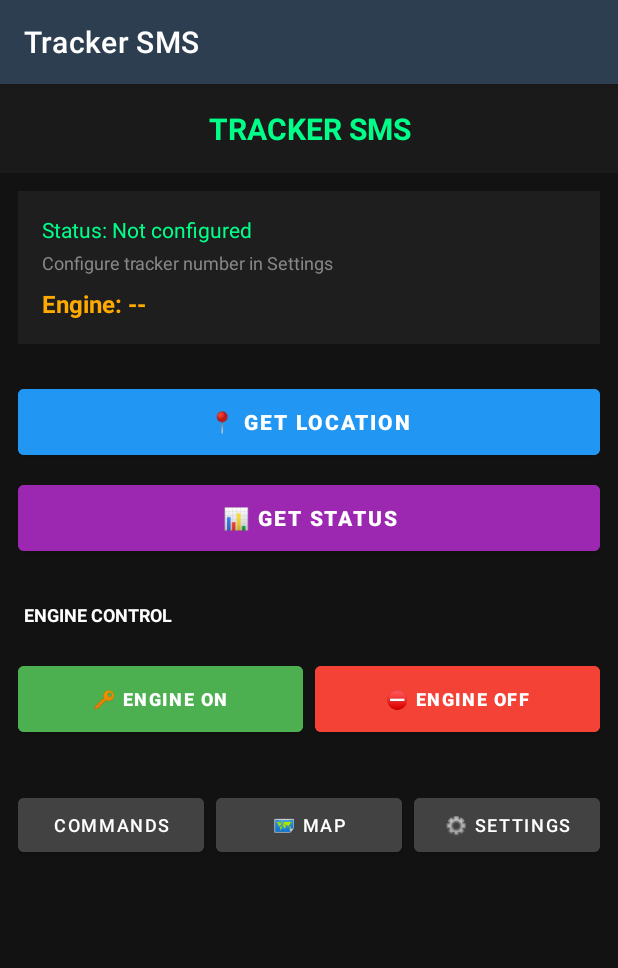
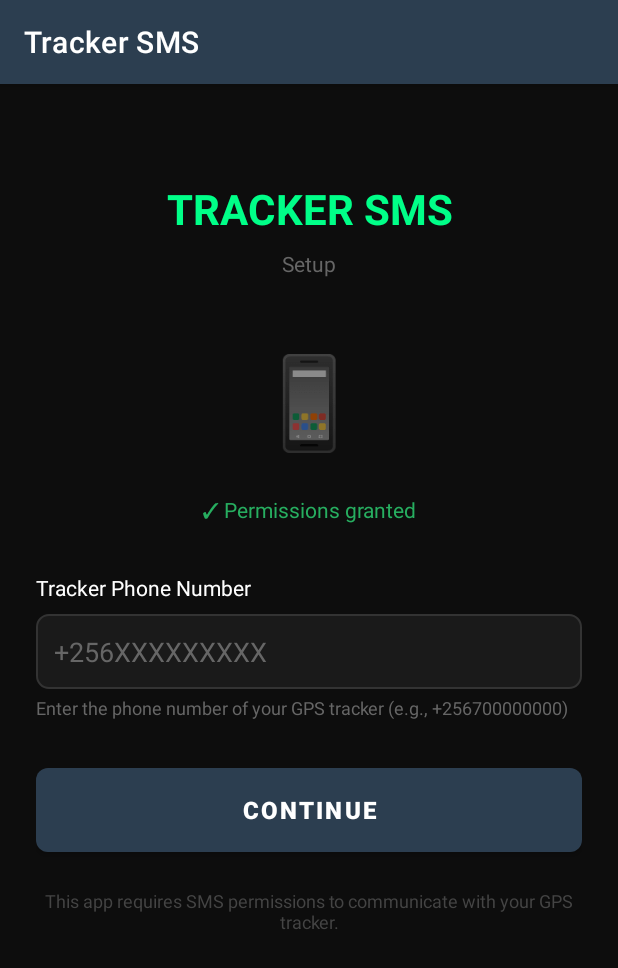
Before and after one commit to vandobeta/fleet-management, an Android app: the screen it shows after launch (MainActivity before the commit, SetupActivity after it), on a phone screen of 412 x 824 dp. Shown: the top 968 px of the screen. Run offline under Robolectric (Android 15) with nearby library versions, the phone set to English and light mode, and no system bars.

Commit message:
Add setup screen, navigate button, new UI

```diff
--- a/tracker-app/src/main/AndroidManifest.xml
+++ b/tracker-app/src/main/AndroidManifest.xml
@@ -15,13 +15,17 @@
         android:theme="@style/Theme.TrackerApp">
 
         <activity
-            android:name=".ui.main.MainActivity"
+            android:name=".ui.setup.SetupActivity"
             android:exported="true">
             <intent-filter>
                 <action android:name="android.intent.action.MAIN" />
                 <category android:name="android.intent.category.LAUNCHER" />
             </intent-filter>
         </activity>
+
+        <activity
+            android:name=".ui.main.MainActivity"
+            android:exported="false" />
 
         <activity
             android:name=".ui.map.MapActivity"
--- /dev/null
+++ b/tracker-app/src/main/java/com/tracker/app/ui/setup/SetupActivity.kt
@@ -0,0 +1,104 @@
+package com.tracker.app.ui.setup
+
+import android.Manifest
+import android.content.Intent
+import android.content.pm.PackageManager
+import android.os.Bundle
+import android.widget.Button
+import android.widget.EditText
+import android.widget.TextView
+import android.widget.Toast
+import androidx.appcompat.app.AppCompatActivity
+import androidx.core.app.ActivityCompat
+import androidx.core.content.ContextCompat
+import com.tracker.app.R
+import com.tracker.app.ui.main.MainActivity
+import com.tracker.app.utils.SmsManager
+
+class SetupActivity : AppCompatActivity() {
+
+    private lateinit var phoneInput: EditText
+    private lateinit var continueBtn: Button
+    private lateinit var statusText: TextView
+
+    private val REQUIRED_PERMISSIONS = arrayOf(
+        Manifest.permission.SEND_SMS,
+        Manifest.permission.READ_SMS,
+        Manifest.permission.RECEIVE_SMS
+    )
+
+    override fun onCreate(savedInstanceState: Bundle?) {
+        super.onCreate(savedInstanceState)
+        setContentView(R.layout.activity_setup)
+
+        initViews()
+        checkPermissions()
+    }
+
+    private fun initViews() {
+        phoneInput = findViewById(R.id.phone_input)
+        continueBtn = findViewById(R.id.btn_continue)
+        statusText = findViewById(R.id.status_text)
+
+        continueBtn.setOnClickListener {
+            saveAndContinue()
+        }
+    }
+
+    private fun checkPermissions() {
+        val missing = REQUIRED_PERMISSIONS.filter {
+            ContextCompat.checkSelfPermission(this, it) != PackageManager.PERMISSION_GRANTED
+        }
+
+        if (missing.isNotEmpty()) {
+            statusText.text = "Permissions required"
+            ActivityCompat.requestPermissions(this, missing.toTypedArray(), 100)
+        } else {
+            statusText.text = "✓ Permissions granted"
+            statusText.setTextColor(ContextCompat.getColor(this, R.color.green))
+        }
+    }
+
+    override fun onRequestPermissionsResult(
+        requestCode: Int,
+        permissions: Array<out String>,
+        grantResults: IntArray
+    ) {
+        super.onRequestPermissionsResult(requestCode, permissions, grantResults)
+        if (requestCode == 100) {
+            val allGranted = grantResults.all { it == PackageManager.PERMISSION_GRANTED }
+            if (allGranted) {
+                statusText.text = "✓ Permissions granted"
+                statusText.setTextColor(ContextCompat.getColor(this, R.color.green))
+            } else {
+                statusText.text = "Permissions required - please grant"
+                statusText.setTextColor(ContextCompat.getColor(this, R.color.red))
+                Toast.makeText(this, "Permissions required for SMS", Toast.LENGTH_LONG).show()
+            }
+        }
+    }
+
+    private fun saveAndContinue() {
+        val phone = phoneInput.text.toString().trim()
+
+        if (phone.isEmpty()) {
+            Toast.makeText(this, "Enter tracker phone number", Toast.LENGTH_SHORT).show()
+            return
+        }
+
+        // Save tracker number
+        val smsManager = SmsManager(this)
+        smsManager.saveTrackerNumber(phone)
+
+        // Save default location (Kampala)
+        val prefs = getSharedPreferences("tracker_prefs", MODE_PRIVATE)
+        prefs.edit()
+            .putString("default_lat", "0.3476")
+            .putString("default_lng", "32.5825")
+            .putBoolean("setup_complete", true)
+            .apply()
+
+        startActivity(Intent(this, MainActivity::class.java))
+        finish()
+    }
+}
--- /dev/null
+++ b/tracker-app/src/main/res/drawable/btn_bg.xml
@@ -0,0 +1,6 @@
+<?xml version="1.0" encoding="utf-8"?>
+<shape xmlns:android="http://schemas.android.com/apk/res/android"
+    android:shape="rectangle">
+    <solid android:color="#2196F3"/>
+    <corners android:radius="8dp"/>
+</shape>
--- /dev/null
+++ b/tracker-app/src/main/res/drawable/btn_bg_blue.xml
@@ -0,0 +1,6 @@
+<?xml version="1.0" encoding="utf-8"?>
+<shape xmlns:android="http://schemas.android.com/apk/res/android"
+    android:shape="rectangle">
+    <solid android:color="#2196F3"/>
+    <corners android:radius="8dp"/>
+</shape>
--- /dev/null
+++ b/tracker-app/src/main/res/drawable/btn_bg_green.xml
@@ -0,0 +1,6 @@
+<?xml version="1.0" encoding="utf-8"?>
+<shape xmlns:android="http://schemas.android.com/apk/res/android"
+    android:shape="rectangle">
+    <solid android:color="#4CAF50"/>
+    <corners android:radius="8dp"/>
+</shape>
--- /dev/null
+++ b/tracker-app/src/main/res/drawable/btn_bg_purple.xml
@@ -0,0 +1,6 @@
+<?xml version="1.0" encoding="utf-8"?>
+<shape xmlns:android="http://schemas.android.com/apk/res/android"
+    android:shape="rectangle">
+    <solid android:color="#9C27B0"/>
+    <corners android:radius="8dp"/>
+</shape>
--- /dev/null
+++ b/tracker-app/src/main/res/drawable/btn_bg_red.xml
@@ -0,0 +1,6 @@
+<?xml version="1.0" encoding="utf-8"?>
+<shape xmlns:android="http://schemas.android.com/apk/res/android"
+    android:shape="rectangle">
+    <solid android:color="#F44336"/>
+    <corners android:radius="8dp"/>
+</shape>
--- /dev/null
+++ b/tracker-app/src/main/res/drawable/btn_small_bg.xml
@@ -0,0 +1,6 @@
+<?xml version="1.0" encoding="utf-8"?>
+<shape xmlns:android="http://schemas.android.com/apk/res/android"
+    android:shape="rectangle">
+    <solid android:color="#424242"/>
+    <corners android:radius="6dp"/>
+</shape>
--- /dev/null
+++ b/tracker-app/src/main/res/drawable/input_bg.xml
@@ -0,0 +1,7 @@
+<?xml version="1.0" encoding="utf-8"?>
+<shape xmlns:android="http://schemas.android.com/apk/res/android"
+    android:shape="rectangle">
+    <solid android:color="#1A1A1A"/>
+    <corners android:radius="8dp"/>
+    <stroke android:width="1dp" android:color="#333333"/>
+</shape>
--- a/tracker-app/src/main/res/layout/activity_main.xml
+++ b/tracker-app/src/main/res/layout/activity_main.xml
@@ -3,55 +3,79 @@
     android:layout_width="match_parent"
     android:layout_height="match_parent"
     android:orientation="vertical"
-    android:background="#121212">
+    android:background="#0D0D0D">
 
     <!-- Header -->
-    <TextView
+    <LinearLayout
         android:layout_width="match_parent"
         android:layout_height="wrap_content"
-        android:text="TRACKER SMS"
-        android:textSize="20sp"
-        android:textStyle="bold"
-        android:gravity="center"
-        android:padding="16dp"
-        android:background="#1a1a1a"
-        android:textColor="#00ff88" />
+        android:orientation="vertical"
+        android:background="#1A1A1A"
+        android:padding="20dp">
+
+        <TextView
+            android:layout_width="match_parent"
+            android:layout_height="wrap_content"
+            android:text="TRACKER SMS"
+            android:textColor="#00FF88"
+            android:textSize="22sp"
+            android:textStyle="bold"
+            android:gravity="center"/>
+
+        <TextView
+            android:id="@+id/tracker_number_text"
+            android:layout_width="match_parent"
+            android:layout_height="wrap_content"
+            android:text="+000000000000"
+            android:textColor="#888888"
+            android:textSize="12sp"
+            android:gravity="center"
+            android:layout_marginTop="4dp"/>
+
+    </LinearLayout>
 
     <!-- Status Card -->
     <LinearLayout
         android:layout_width="match_parent"
         android:layout_height="wrap_content"
         android:orientation="vertical"
-        android:background="#1e1e1e"
-        android:padding="16dp"
-        android:layout_margin="12dp">
+        android:background="#1A1A1A"
+        android:layout_margin="12dp"
+        android:padding="16dp">
 
-        <TextView
-            android:id="@+id/status_text"
+        <!-- Connection Status -->
+        <LinearLayout
             android:layout_width="match_parent"
             android:layout_height="wrap_content"
-            android:text="● Ready"
-            android:textColor="#00ff88"
-            android:textSize="14sp" />
+            android:orientation="horizontal">
 
+            <View
+                android:id="@+id/status_dot"
+                android:layout_width="10dp"
+                android:layout_height="10dp"
+                android:background="#FF4444"
+                android:layout_gravity="center_vertical"/>
+
+            <TextView
+                android:id="@+id/status_text"
+                android:layout_width="wrap_content"
+                android:layout_height="wrap_content"
+                android:text="● Not Connected"
+                android:textColor="#00FF88"
+                android:textSize="14sp"
+                android:layout_marginStart="8dp"/>
+
+        </LinearLayout>
+
+        <!-- Last Update -->
         <TextView
-            android:id="@+id/location_text"
+            android:id="@+id/last_update_text"
             android:layout_width="match_parent"
             android:layout_height="wrap_content"
-            android:text="No location data"
-            android:textColor="#888888"
-            android:textSize="12sp"
-            android:layout_marginTop="4dp" />
-
-        <TextView
-            android:id="@+id/engine_status_text"
-            android:layout_width="match_parent"
-            android:layout_height="wrap_content"
-            android:text="Engine: --"
-            android:textColor="#ffaa00"
-            android:textSize="16sp"
-            android:textStyle="bold"
-            android:layout_marginTop="8dp" />
+            android:text="Last update: --"
+            android:textColor="#666666"
+            android:textSize="11sp"
+            android:layout_marginTop="8dp"/>
 
     </LinearLayout>
 
@@ -70,8 +94,9 @@
             android:text="📍 GET LOCATION"
             android:textSize="14sp"
             android:textStyle="bold"
-            android:layout_marginBottom="8dp"
-            android:backgroundTint="#2196F3" />
+            android:textColor="#FFFFFF"
+            android:background="@drawable/btn_bg"
+            android:layout_marginBottom="8dp"/>
 
         <!-- Get Status -->
         <Button
@@ -81,22 +106,23 @@
             android:text="📊 GET STATUS"
             android:textSize="14sp"
             android:textStyle="bold"
-            android:layout_marginBottom="8dp"
-            android:backgroundTint="#9C27B0" />
+            android:textColor="#FFFFFF"
+            android:background="@drawable/btn_bg_purple"
+            android:layout_marginBottom="8dp"/>
 
     </LinearLayout>
 
-    <!-- Engine Controls -->
+    <!-- Engine Control -->
     <TextView
         android:layout_width="match_parent"
         android:layout_height="wrap_content"
         android:text="ENGINE CONTROL"
-        android:textColor="#ffffff"
+        android:textColor="#FFFFFF"
         android:textSize="12sp"
         android:textStyle="bold"
         android:paddingStart="16dp"
         android:layout_marginTop="8dp"
-        android:layout_marginBottom="8dp" />
+        android:layout_marginBottom="8dp"/>
 
     <LinearLayout
         android:layout_width="match_parent"
@@ -112,8 +138,9 @@
             android:text="🔑 ENGINE ON"
             android:textSize="12sp"
             android:textStyle="bold"
-            android:layout_marginEnd="4dp"
-            android:backgroundTint="#4CAF50" />
+            android:textColor="#FFFFFF"
+            android:background="@drawable/btn_bg_green"
+            android:layout_marginEnd="4dp"/>
 
         <Button
             android:id="@+id/btn_engine_off"
@@ -123,10 +150,23 @@
             android:text="⛔ ENGINE OFF"
             android:textSize="12sp"
             android:textStyle="bold"
-            android:layout_marginStart="4dp"
-            android:backgroundTint="#f44336" />
+            android:textColor="#FFFFFF"
+            android:background="@drawable/btn_bg_red"
+            android:layout_marginStart="4dp"/>
 
     </LinearLayout>
+
+    <!-- Navigate Button -->
+    <Button
+        android:id="@+id/btn_navigate"
+        android:layout_width="match_parent"
+        android:layout_height="56dp"
+        android:text="🧭 NAVIGATE TO CAR"
+        android:textSize="14sp"
+        android:textStyle="bold"
+        android:textColor="#FFFFFF"
+        android:background="@drawable/btn_bg_blue"
+        android:layout_margin="12dp"/>
 
     <!-- Quick Actions -->
     <LinearLayout
@@ -143,8 +183,9 @@
             android:layout_weight="1"
             android:text="Commands"
             android:textSize="12sp"
-            android:layout_marginEnd="4dp"
-            android:backgroundTint="#424242" />
+            android:textColor="#FFFFFF"
+            android:background="@drawable/btn_small_bg"
+            android:layout_marginEnd="4dp"/>
 
         <Button
             android:id="@+id/btn_map"
@@ -153,19 +194,21 @@
             android:layout_weight="1"
             android:text="🗺️ Map"
             android:textSize="12sp"
+            android:textColor="#FFFFFF"
+            android:background="@drawable/btn_small_bg"
             android:layout_marginStart="4dp"
-            android:layout_marginEnd="4dp"
-            android:backgroundTint="#424242" />
+            android:layout_marginEnd="4dp"/>
 
         <Button
             android:id="@+id/btn_settings"
             android:layout_width="0dp"
             android:layout_height="48dp"
             android:layout_weight="1"
-            android:text="⚙️ Settings"
+            android:text="⚙️"
             android:textSize="12sp"
-            android:layout_marginStart="4dp"
-            android:backgroundTint="#424242" />
+            android:textColor="#FFFFFF"
+            android:background="@drawable/btn_small_bg"
+            android:layout_marginStart="4dp"/>
 
     </LinearLayout>
 
--- /dev/null
+++ b/tracker-app/src/main/res/layout/activity_setup.xml
@@ -0,0 +1,100 @@
+<?xml version="1.0" encoding="utf-8"?>
+<LinearLayout xmlns:android="http://schemas.android.com/apk/res/android"
+    android:layout_width="match_parent"
+    android:layout_height="match_parent"
+    android:orientation="vertical"
+    android:background="#0D0D0D"
+    android:padding="24dp">
+
+    <!-- Header -->
+    <TextView
+        android:layout_width="match_parent"
+        android:layout_height="wrap_content"
+        android:text="TRACKER SMS"
+        android:textColor="#00FF88"
+        android:textSize="28sp"
+        android:textStyle="bold"
+        android:gravity="center"
+        android:layout_marginTop="40dp"/>
+
+    <TextView
+        android:layout_width="match_parent"
+        android:layout_height="wrap_content"
+        android:text="Setup"
+        android:textColor="#666666"
+        android:textSize="14sp"
+        android:gravity="center"
+        android:layout_marginTop="8dp"/>
+
+    <!-- Icon -->
+    <TextView
+        android:layout_width="match_parent"
+        android:layout_height="wrap_content"
+        android:text="📱"
+        android:textSize="60sp"
+        android:gravity="center"
+        android:layout_marginTop="40dp"/>
+
+    <!-- Permission Status -->
+    <TextView
+        android:id="@+id/status_text"
+        android:layout_width="match_parent"
+        android:layout_height="wrap_content"
+        android:text="Checking permissions..."
+        android:textColor="#FFA500"
+        android:textSize="14sp"
+        android:gravity="center"
+        android:layout_marginTop="24dp"/>
+
+    <!-- Phone Input -->
+    <TextView
+        android:layout_width="match_parent"
+        android:layout_height="wrap_content"
+        android:text="Tracker Phone Number"
+        android:textColor="#FFFFFF"
+        android:textSize="14sp"
+        android:layout_marginTop="32dp"/>
+
+    <EditText
+        android:id="@+id/phone_input"
+        android:layout_width="match_parent"
+        android:layout_height="50dp"
+        android:hint="+256XXXXXXXXX"
+        android:textColor="#FFFFFF"
+        android:textColorHint="#666666"
+        android:background="@drawable/input_bg"
+        android:padding="12dp"
+        android:inputType="phone"
+        android:layout_marginTop="8dp"/>
+
+    <TextView
+        android:layout_width="match_parent"
+        android:layout_height="wrap_content"
+        android:text="Enter the phone number of your GPS tracker (e.g., +256700000000)"
+        android:textColor="#666666"
+        android:textSize="12sp"
+        android:layout_marginTop="4dp"/>
+
+    <!-- Continue Button -->
+    <Button
+        android:id="@+id/btn_continue"
+        android:layout_width="match_parent"
+        android:layout_height="56dp"
+        android:text="CONTINUE"
+        android:textSize="16sp"
+        android:textStyle="bold"
+        android:textColor="#FFFFFF"
+        android:background="@drawable/btn_bg"
+        android:layout_marginTop="32dp"/>
+
+    <!-- Info -->
+    <TextView
+        android:layout_width="match_parent"
+        android:layout_height="wrap_content"
+        android:text="This app requires SMS permissions to communicate with your GPS tracker."
+        android:textColor="#444444"
+        android:textSize="12sp"
+        android:gravity="center"
+        android:layout_marginTop="24dp"/>
+
+</LinearLayout>
```
Also changed, not shown: tracker-app/src/main/java/com/tracker/app/ui/main/MainActivity.kt (+72 -21 lines).
